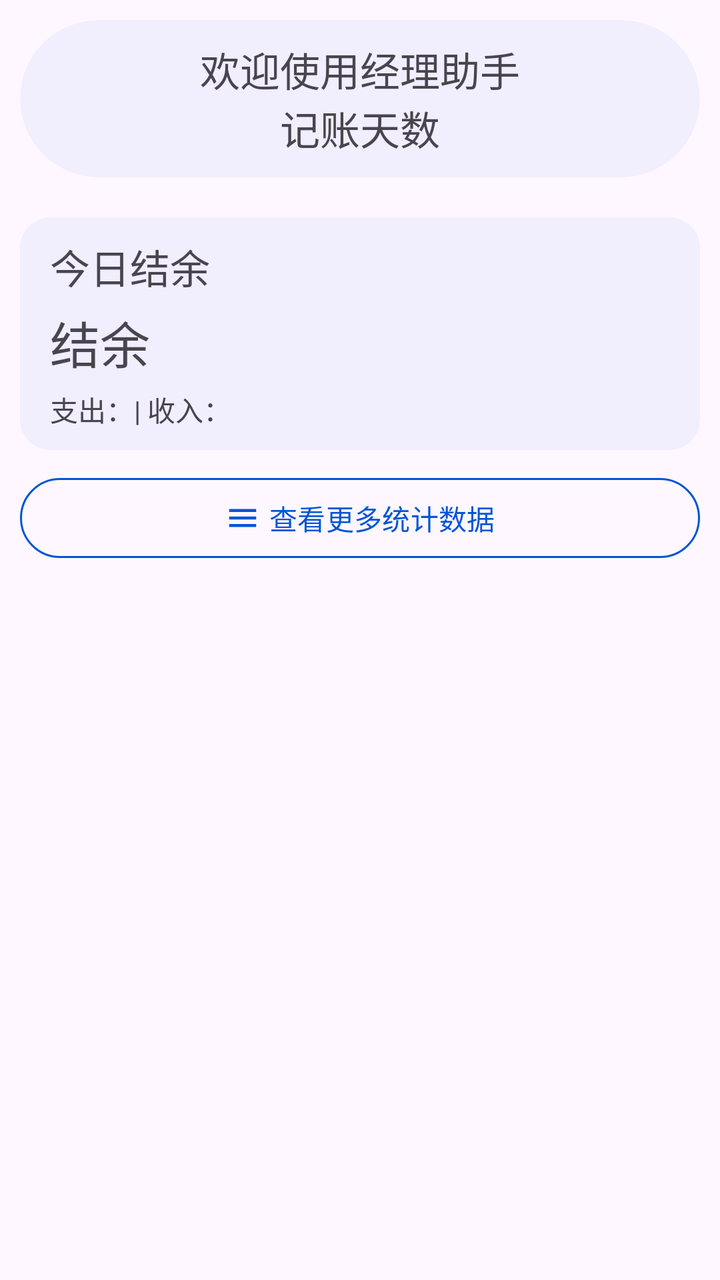
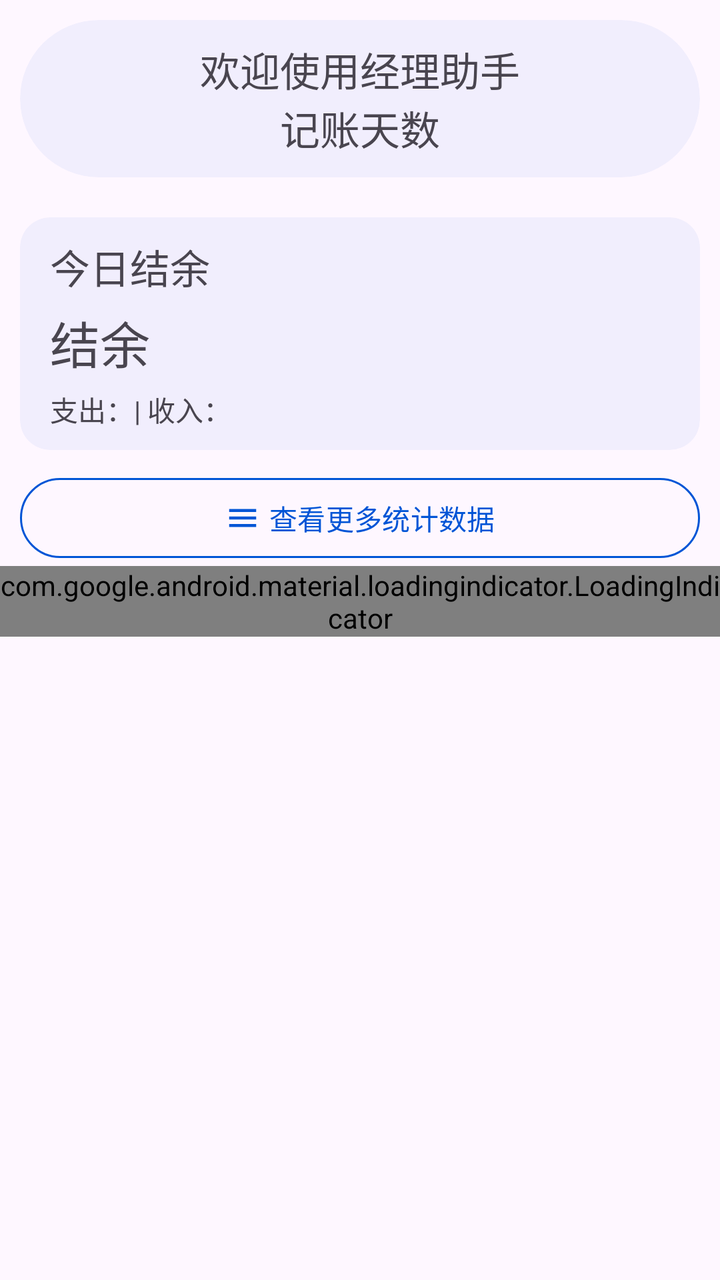

Two renders of the same Android screen: before a commit and after it. Below are the layout's source before the change and the commit's diff.
<!-- AndroidManifest.xml: application theme Theme.ManagerAssistant.Static -->
<!-- res/layout/fragment_home.xml -->
<androidx.core.widget.NestedScrollView xmlns:android="http://schemas.android.com/apk/res/android"
    xmlns:app="http://schemas.android.com/apk/res-auto"
    xmlns:tools="http://schemas.android.com/tools"
    android:layout_width="match_parent"
    android:layout_height="match_parent"
    tools:context=".ui.pages.home.HomeFragment">

    
    <LinearLayout
        android:layout_width="match_parent"
        android:layout_height="wrap_content"
        android:orientation="vertical">

        <com.google.android.material.card.MaterialCardView
            style="@style/RoundCardStyle"
            android:layout_width="match_parent"
            android:layout_height="wrap_content"
            app:layout_scrollFlags="scroll|snap">

            <LinearLayout
                android:layout_width="match_parent"
                android:layout_height="wrap_content"
                android:orientation="vertical">

                <com.google.android.material.textview.MaterialTextView
                    style="@style/LabelTextViewStyle"
                    android:layout_width="wrap_content"
                    android:layout_height="wrap_content"
                    android:layout_gravity="center_horizontal"
                    android:paddingBottom="0dp"
                    android:text="@string/welcome_string" />

                <com.google.android.material.textview.MaterialTextView
                    android:id="@+id/bookkeeping_days_text"
                    style="@style/LabelTextViewStyle"
                    android:layout_width="wrap_content"
                    android:layout_height="wrap_content"
                    android:layout_gravity="center_horizontal"
                    android:paddingTop="0dp"
                    android:text="@string/num_of_bookkeeping_days" />
            </LinearLayout>
        </com.google.android.material.card.MaterialCardView>

        
        <com.google.android.material.card.MaterialCardView
            android:id="@+id/report_balance_cardview"
            style="@style/ContentCardStyle"
            android:layout_width="match_parent"
            android:layout_height="wrap_content">

            <LinearLayout
                android:layout_width="match_parent"
                android:layout_height="match_parent"
                android:orientation="vertical">

                <com.google.android.material.textview.MaterialTextView
                    style="@style/ReportInfoTextViewStyle"
                    android:layout_width="wrap_content"
                    android:layout_height="wrap_content"
                    android:paddingTop="10dp"
                    android:text="@string/today_balance"
                    android:textSize="20sp" />

                <com.google.android.material.textview.MaterialTextView
                    android:id="@+id/balance_text"
                    style="@style/ReportInfoTextViewStyle"
                    android:layout_width="wrap_content"
                    android:layout_height="wrap_content"
                    android:text="@string/balance"
                    android:textSize="25sp" />

                <com.google.android.material.textview.MaterialTextView
                    android:id="@+id/expense_income_text"
                    style="@style/ReportInfoTextViewStyle"
                    android:layout_width="wrap_content"
                    android:layout_height="wrap_content"
                    android:paddingBottom="10dp"
                    android:text="@string/expense_and_income" />
            </LinearLayout>
        </com.google.android.material.card.MaterialCardView>

        
        <com.google.android.material.button.MaterialButton
            android:id="@+id/report_btn"
            style="@style/OutlinedBtnStyle"
            android:layout_width="match_parent"
            android:layout_height="wrap_content"
            android:text="@string/check_more_data"
            app:icon="@drawable/baseline_menu_24"
            app:iconGravity="textStart" />

        
        <com.google.android.material.card.MaterialCardView
            android:id="@+id/web_link_card"
            style="@style/ContentCardStyle"
            android:layout_width="match_parent"
            android:layout_height="wrap_content"
            android:visibility="gone">

            <androidx.constraintlayout.widget.ConstraintLayout
                android:layout_width="match_parent"
                android:layout_height="wrap_content">

                <com.google.android.material.textview.MaterialTextView
                    android:id="@+id/web_link_title_text"
                    style="@style/LabelTextViewStyle"
                    android:layout_width="wrap_content"
                    android:layout_height="wrap_content"
                    android:text="@string/purchase_bulletin"
                    app:layout_constraintStart_toStartOf="parent"
                    app:layout_constraintTop_toTopOf="parent" />

                <androidx.recyclerview.widget.RecyclerView
                    android:id="@+id/web_link_recycler"
                    android:layout_width="match_parent"
                    android:layout_height="wrap_content"
                    android:layout_marginStart="10dp"
                    android:layout_marginEnd="10dp"
                    android:nestedScrollingEnabled="false"
                    app:layoutManager="androidx.recyclerview.widget.LinearLayoutManager"
                    app:layout_constraintEnd_toEndOf="parent"
                    app:layout_constraintStart_toStartOf="parent"
                    app:layout_constraintTop_toBottomOf="@+id/web_link_title_text" />
            </androidx.constraintlayout.widget.ConstraintLayout>
        </com.google.android.material.card.MaterialCardView>
    </LinearLayout>
</androidx.core.widget.NestedScrollView>
<!-- resources referenced by this layout -->
<resources>
  <!-- drawable baseline_menu_24 (drawable) -->
  <vector xmlns:android="http://schemas.android.com/apk/res/android" android:height="24dp" android:tint="#000000" android:viewportHeight="24" android:viewportWidth="24" android:width="24dp">
        
      <path android:fillColor="@android:color/white" android:pathData="M3,18h18v-2L3,16v2zM3,13h18v-2L3,11v2zM3,6v2h18L21,6L3,6z"/>
      
  </vector>
  <string name="balance">结余</string>
  <string name="check_more_data">查看更多统计数据</string>
  <string name="expense_and_income">支出：| 收入：</string>
  <string name="num_of_bookkeeping_days">记账天数</string>
  <string name="purchase_bulletin">采购公告</string>
  <string name="today_balance">今日结余</string>
  <string name="welcome_string">欢迎使用经理助手</string>
  <style name="ContentCardStyle">
          <item name="cardBackgroundColor">@color/card_background_color</item>
          <item name="cardCornerRadius">15dp</item>
          <item name="strokeColor">@android:color/transparent</item>
          <item name="android:layout_marginTop">10dp</item>
          <item name="android:layout_marginStart">10dp</item>
          <item name="android:layout_marginEnd">10dp</item>
          <item name="android:layout_marginBottom">10dp</item>
      </style>
  <style name="LabelTextViewStyle">
          <item name="android:paddingStart">10dp</item>
          <item name="android:paddingEnd">10dp</item>
          <item name="android:paddingTop">10dp</item>
          <item name="android:paddingBottom">10dp</item>
          <item name="android:textSize">20sp</item>
      </style>
  <style name="OutlinedBtnStyle" parent="Widget.Material3.Button.OutlinedButton">
          <item name="android:textColor">?attr/colorPrimary</item>
          <item name="strokeColor">?attr/colorPrimary</item>
          <item name="strokeWidth">1dp</item>
          <item name="android:layout_marginStart">10dp</item>
          <item name="android:layout_marginEnd">10dp</item>
      </style>
  <style name="ReportInfoTextViewStyle">
          <item name="android:paddingTop">5dp</item>
          <item name="android:paddingStart">15dp</item>
      </style>
  <style name="RoundCardStyle">
          <item name="cardBackgroundColor">@color/card_background_color</item>
          <item name="cardCornerRadius">50dp</item>
          <item name="strokeColor">@android:color/transparent</item>
          <item name="android:layout_margin">10dp</item>
      </style>
  <color name="color_primary">#0055d6</color>
  <color name="color_on_primary">#ffffff</color>
  <color name="color_primary_container">#d8e1fe</color>
  <color name="color_secondary_container">#e0e1ff</color>
  <color name="color_surface">#faf9ff</color>
  <color name="color_surface_container">#ebedfa</color>
  <color name="color_surface_container_low">#edeffc</color>
  <style name="ToolBarStyle" parent="Widget.Material3.Toolbar">
          <item name="android:backgroundTint">?attr/colorSurface</item>
          <item name="navigationIconTint">?attr/colorPrimary</item>
          <item name="contentInsetStart">10dp</item>
          <item name="titleTextAppearance">@style/TitleStyle</item>
      </style>
  <style name="TitleStyle">
          <item name="android:textSize">23sp</item>
      </style>
  <!-- unchanged entries left out for length: 1 -->
</resources>

<!-- the commit's change to res/layout/fragment_home.xml (unified diff, before → after) -->
@@ -90,6 +90,12 @@
             app:iconGravity="textStart" />
 
         
+        <com.google.android.material.loadingindicator.LoadingIndicator
+            android:id="@+id/link_loading_indicator"
+            android:layout_width="wrap_content"
+            android:layout_height="wrap_content"
+            android:layout_gravity="center_horizontal" />
+
         <com.google.android.material.card.MaterialCardView
             android:id="@+id/web_link_card"
             style="@style/ContentCardStyle"
